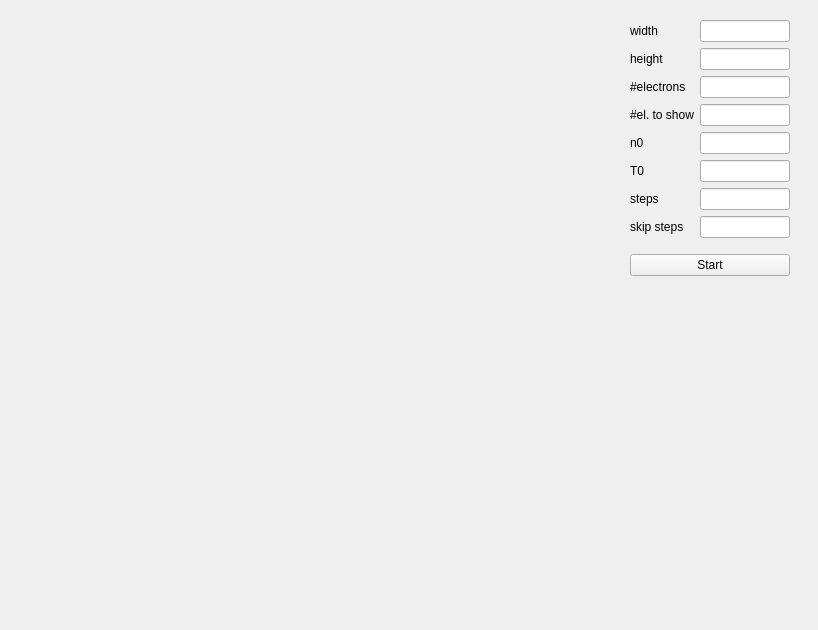
The window that simbox.ui (wildstyl3r/kinetic) describes before a commit, drawn with Qt 5.
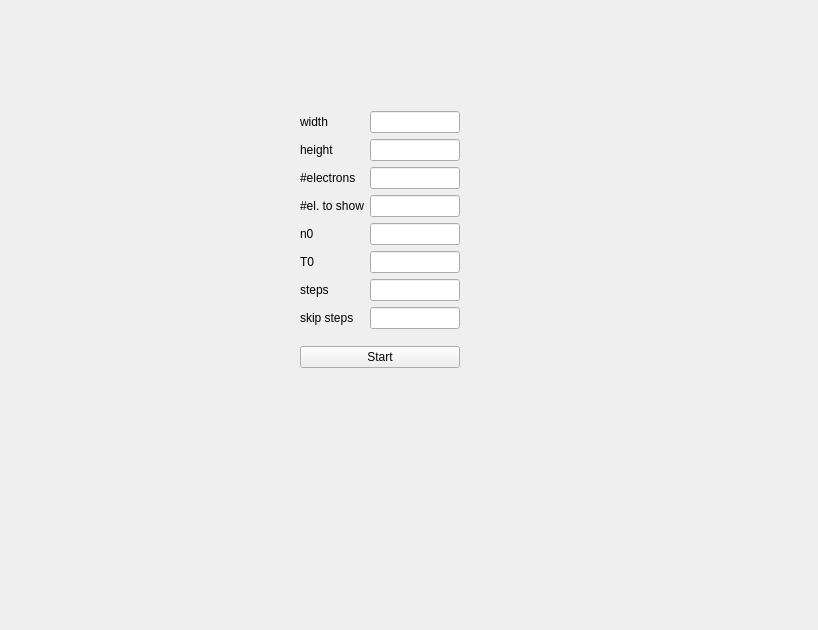
The same window after the commit.

```diff
--- a/simbox.ui
+++ b/simbox.ui
@@ -16,12 +16,14 @@
   <widget class="QWidget" name="verticalLayoutWidget">
    <property name="geometry">
     <rect>
-     <x>630</x>
-     <y>10</y>
+     <x>300</x>
+     <y>100</y>
      <width>160</width>
-     <height>277</height>
+     <height>279</height>
     </rect>
    </property>
+   <layout class="QHBoxLayout" name="horizontalLayout">
+    <item>
    <layout class="QVBoxLayout" name="verticalLayout">
     <item>
      <layout class="QGridLayout" name="gridLayout">
@@ -115,16 +117,8 @@
      </widget>
     </item>
    </layout>
-  </widget>
-  <widget class="QWidget" name="canvas" native="true">
-   <property name="geometry">
-    <rect>
-     <x>10</x>
-     <y>300</y>
-     <width>571</width>
-     <height>251</height>
-    </rect>
-   </property>
+    </item>
+   </layout>
   </widget>
  </widget>
  <tabstops>
```
Left out of the diff: 2 changed lines with no effect on the pictures. Lines whose indentation alone changed are shown as unchanged.
